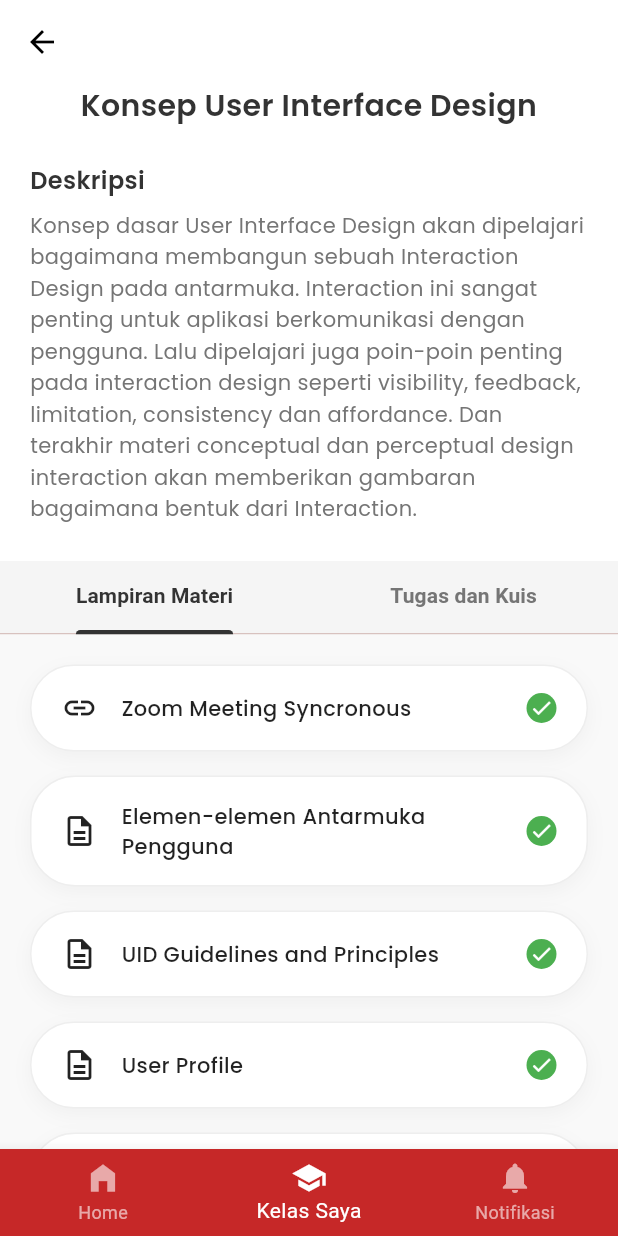
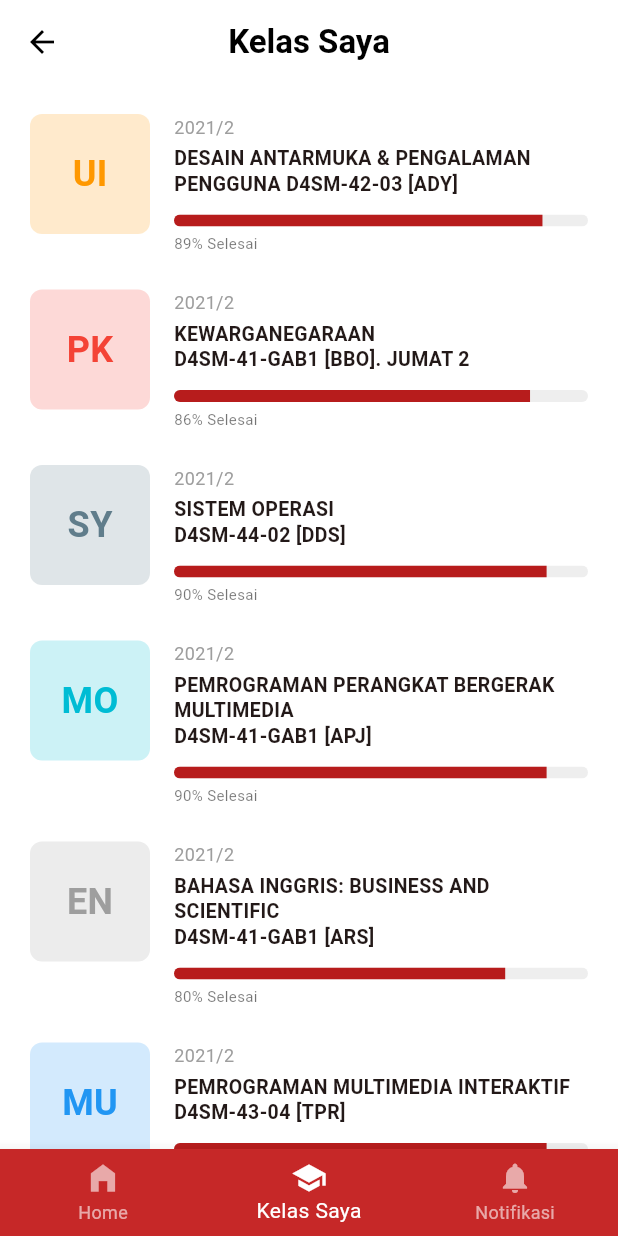
Before and after one commit to alfinfirdau/systemlarning, a Flutter app: the MainEntryScreen screen opened by its route, item 2 of the bottom bar chosen, on a phone screen of 412 x 824 dp. Run offline on Flutter 3.47's test engine with Material 3 defaults, Android fonts, the phone set to English and light mode, and no system bars; our stand-ins replace google_fonts; network calls fail.

Commit message:
Add my classes and quiz review screens, update main, course detail, main entry, and assignment card

```diff
--- a/lib/main.dart
+++ b/lib/main.dart
@@ -6,6 +6,7 @@ import 'screens/splash_screen.dart';
 import 'screens/notification_screen.dart';
 import 'screens/announcement_screen.dart';
 import 'screens/announcement_detail_screen.dart';
+import 'screens/quiz_review_screen.dart';
 import 'core/app_colors.dart';
 
 void main() {
@@ -35,6 +36,7 @@ class MyApp extends StatelessWidget {
         '/notifications': (context) => const NotificationScreen(),
         '/announcement': (context) => const AnnouncementScreen(),
         '/announcement_detail': (context) => const AnnouncementDetailScreen(),
+        '/quiz_review': (context) => const QuizReviewScreen(),
       },
     );
   }
--- a/lib/screens/course_detail_screen.dart
+++ b/lib/screens/course_detail_screen.dart
@@ -150,6 +150,9 @@ class _CourseDetailScreenState extends State<CourseDetailScreen> with SingleTick
                         deadline: "Deadline: 26 Feb 2021",
                         isQuiz: true,
                         isCompleted: true,
+                        onTap: () {
+                          Navigator.pushNamed(context, '/quiz_review');
+                        },
                       ),
                       AssignmentCard(
                         title: "Tugas 01",
--- a/lib/screens/main_entry.dart
+++ b/lib/screens/main_entry.dart
@@ -2,6 +2,7 @@ import 'package:flutter/material.dart';
 import '../core/app_colors.dart';
 import 'course_detail_screen.dart';
 import 'home_screen.dart';
+import 'my_classes_screen.dart';
 
 class MainEntryScreen extends StatefulWidget {
   const MainEntryScreen({super.key});
@@ -15,7 +16,7 @@ class _MainEntryScreenState extends State<MainEntryScreen> {
 
   final List<Widget> _pages = [
     const HomeScreen(), // Home
-    const CourseDetailScreen(), // Kelas Saya
+    const MyClassesScreen(), // Kelas Saya
     const Center(child: Text("Notifikasi Placeholder")), // Notifikasi
   ];
 
--- /dev/null
+++ b/lib/screens/my_classes_screen.dart
@@ -0,0 +1,151 @@
+import 'package:flutter/material.dart';
+import 'course_detail_screen.dart';
+
+class MyClassesScreen extends StatelessWidget {
+  const MyClassesScreen({super.key});
+
+  @override
+  Widget build(BuildContext context) {
+    return Scaffold(
+      backgroundColor: Colors.white,
+      appBar: AppBar(
+        backgroundColor: Colors.white,
+        elevation: 0,
+        leading: const BackButton(color: Colors.black),
+        title: const Text(
+          "Kelas Saya",
+          style: TextStyle(color: Colors.black, fontWeight: FontWeight.bold),
+        ),
+        centerTitle: true,
+      ),
+      body: ListView(
+        padding: const EdgeInsets.all(20),
+        children: [
+          _buildClassItem(
+            context,
+            code: "2021/2",
+            title: "DESAIN ANTARMUKA & PENGALAMAN PENGGUNA D4SM-42-03 [ADY]",
+            progress: 0.89,
+            color: Colors.orange,
+            label: "ui UX",
+          ),
+          _buildClassItem(
+            context,
+            code: "2021/2",
+            title: "KEWARGANEGARAAN\nD4SM-41-GAB1 [BBO]. JUMAT 2",
+            progress: 0.86,
+            color: Colors.red,
+            label: "PKn", // In reality this is an image, using text/icon as placeholder or color block
+            isImage: true,
+            imageAsset: "assets/images/pkn_logo.png", // We don't have this, so we will use a color block with text if needed or just color
+          ),
+           _buildClassItem(
+            context,
+            code: "2021/2",
+            title: "SISTEM OPERASI\nD4SM-44-02 [DDS]",
+            progress: 0.90,
+            color: Colors.blueGrey,
+            label: "System",
+          ),
+           _buildClassItem(
+            context,
+            code: "2021/2",
+            title: "PEMROGRAMAN PERANGKAT BERGERAK MULTIMEDIA\nD4SM-41-GAB1 [APJ]",
+            progress: 0.90,
+            color: Colors.cyan,
+            label: "Mobile",
+          ),
+           _buildClassItem(
+            context,
+            code: "2021/2",
+            title: "BAHASA INGGRIS: BUSINESS AND SCIENTIFIC\nD4SM-41-GAB1 [ARS]",
+            progress: 0.80,
+            color: Colors.grey,
+            label: "English",
+          ),
+           _buildClassItem(
+            context,
+            code: "2021/2",
+            title: "PEMROGRAMAN MULTIMEDIA INTERAKTIF\nD4SM-43-04 [TPR]",
+            progress: 0.90,
+            color: Colors.blue,
+            label: "Multi",
+          ),
+           _buildClassItem(
+            context,
+            code: "2021/2",
+            title: "OLAH RAGA\nD3TT-44-02 [EYR]",
+            progress: 0.90,
+            color: Colors.purple,
+            label: "Sport",
+          ),
+        ],
+      ),
+    );
+  }
+
+  Widget _buildClassItem(BuildContext context, {
+    required String code,
+    required String title,
+    required double progress,
+    required Color color,
+    required String label,
+    bool isImage = false,
+    String? imageAsset,
+  }) {
+    return GestureDetector(
+      onTap: () {
+        Navigator.push(context, MaterialPageRoute(builder: (context) => const CourseDetailScreen()));
+      },
+      child: Container(
+        margin: const EdgeInsets.only(bottom: 24),
+        child: Row(
+          crossAxisAlignment: CrossAxisAlignment.start,
+          children: [
+            // Thumbnail
+            Container(
+              width: 80,
+              height: 80,
+              decoration: BoxDecoration(
+                color: color.withOpacity(0.2),
+                borderRadius: BorderRadius.circular(8),
+              ),
+              alignment: Alignment.center,
+              child: Text(
+                 label.substring(0,2).toUpperCase(), // Placeholder
+                 style: TextStyle(fontWeight: FontWeight.bold, fontSize: 24, color: color),
+              ),
+            ),
+            const SizedBox(width: 16),
+            Expanded(
+              child: Column(
+                crossAxisAlignment: CrossAxisAlignment.start,
+                children: [
+                  Text(code, style: const TextStyle(fontSize: 12, color: Colors.grey)),
+                  const SizedBox(height: 4),
+                  Text(
+                    title,
+                    style: const TextStyle(fontWeight: FontWeight.bold, fontSize: 13, height: 1.3),
+                  ),
+                  const SizedBox(height: 12),
+                  // Progress
+                  ClipRRect(
+                    borderRadius: BorderRadius.circular(4),
+                    child: LinearProgressIndicator(
+                      value: progress,
+                      minHeight: 8,
+                      backgroundColor: Colors.grey.shade200,
+                      valueColor: const AlwaysStoppedAnimation<Color>(Color(0xFFB71C1C)),
+                    ),
+                  ),
+                  const SizedBox(height: 4),
+                  Text("${(progress * 100).toInt()}% Selesai", style: const TextStyle(fontSize: 10, color: Colors.black54)),
+                ],
+              ),
+            ),
+          ],
+        ),
+      ),
+    );
+  }
+}
```
Also changed, not shown: lib/screens/quiz_review_screen.dart (added, +180 -0 lines), lib/widgets/assignment_card.dart (+6 -1 lines).
